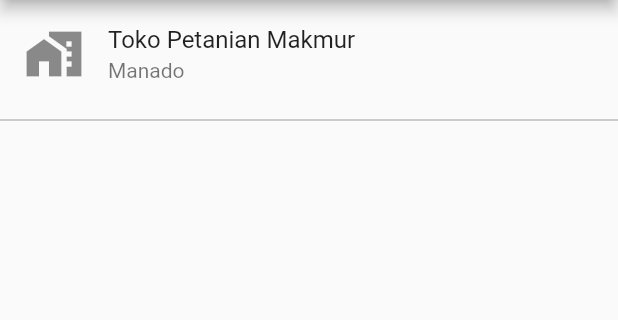
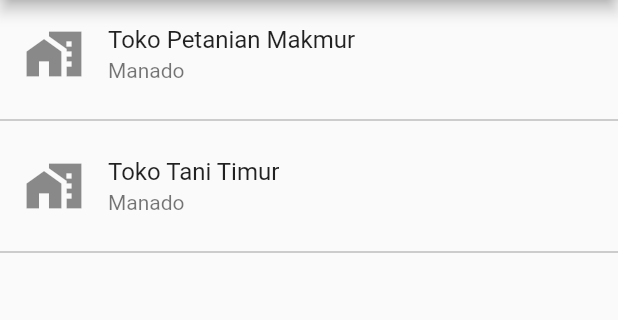
Before and after one commit to ryval-samuel777/android-pertanian-sulut-flutter, a Flutter app: the TokohView screen opened by its route, on a phone screen of 412 x 824 dp, the part 84-404 px from its top. Run offline on Flutter 3.47's test engine with Material 2 defaults, Android fonts, the phone set to English and light mode, and no system bars; our stand-ins replace get; network calls fail.

Commit message:
menambah list tokoh

```diff
--- a/tokoh_pertanian/lib/app/modules/tokoh/views/tokoh_view.dart
+++ b/tokoh_pertanian/lib/app/modules/tokoh/views/tokoh_view.dart
@@ -32,6 +32,21 @@ class TokohView extends GetView<TokohController> {
             },
           ),
           Divider(color: Colors.grey),
+          ListTile(
+            leading: Icon(
+              Icons.home_work,
+              size: 40,
+            ),
+            title: Text('Toko Tani Timur'),
+            subtitle: Text('Manado'),
+            onTap: () {
+              // TODO: page Tokoh-baru
+
+              Get.toNamed(Routes.HALAMAN_TOKOH,
+                  arguments: 'Toko Petanian Makmur');
+            },
+          ),
+          Divider(color: Colors.grey),
         ],
       ),
       // ListView.builder(
```
